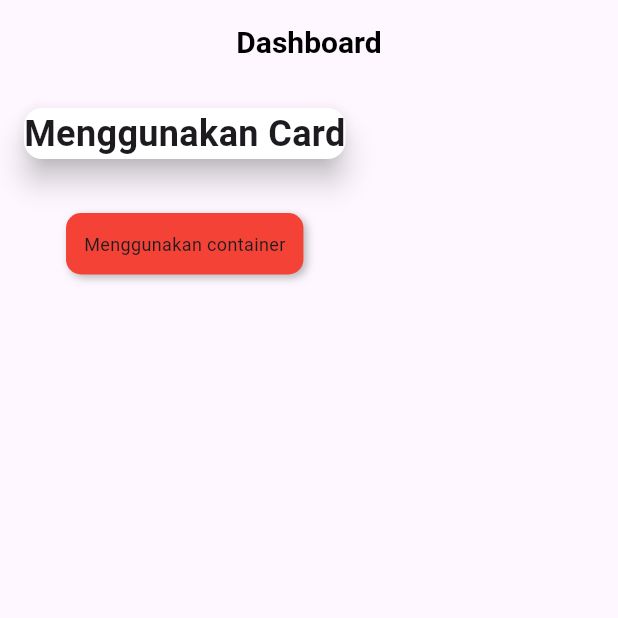
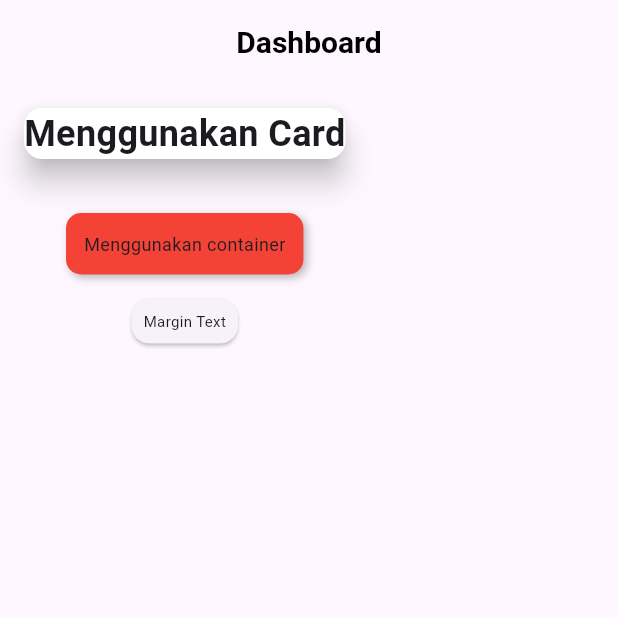
Before and after one commit to muhamadayeshaaulia/week_8_card, a Flutter app: the screen it shows after launch, on a phone screen of 412 x 824 dp, the top half of it. Run offline on Flutter 3.47's test engine with Material 3 defaults, Android fonts, the light colour scheme and no system bars.

Commit message:
membuat card dengan properti margin beda dengan card atas sebelumnya

```diff
--- a/lib/latihan_card.dart
+++ b/lib/latihan_card.dart
@@ -46,7 +46,14 @@ class MycardNight extends StatelessWidget {
                 padding: EdgeInsets.all(12),
                 child: Text('Menggunakan container', style: TextStyle(fontSize: 12),),
               ),
-            )
+            ),
+            Card(
+              margin: EdgeInsets.all(16),
+              child: Padding(
+                padding: const EdgeInsets.all(8.0),
+                child: Text('Margin Text', style: TextStyle(fontSize: 10),),
+              ),
+            ),
           ],
         ),
       ),
```
